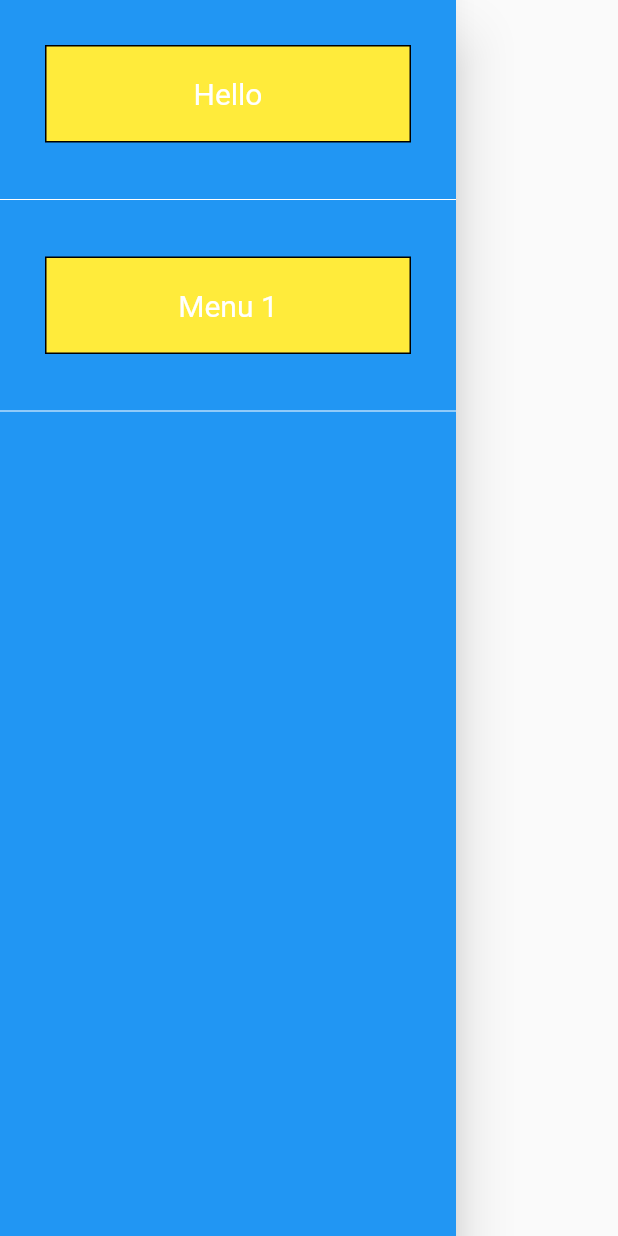
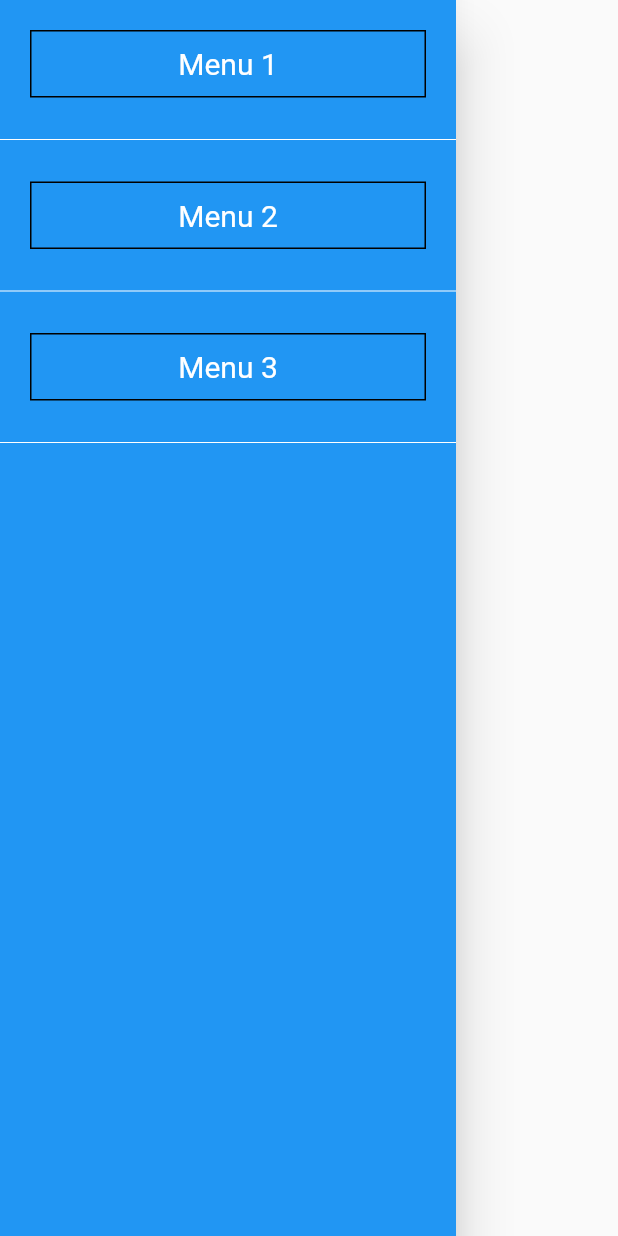
Before and after one commit to seanr89/FlutterEvents, a Flutter app: the MyDrawer widget shown alone on an empty page, opened directly, on a phone screen of 412 x 824 dp. Run offline on Flutter 3.47's test engine with Material 2 defaults, Android fonts, the phone set to English and light mode, and no system bars.

Commit message:
model updates and app drawer

```diff
--- a/eventsclient/lib/main.dart
+++ b/eventsclient/lib/main.dart
@@ -34,7 +34,6 @@ class MyApp extends StatelessWidget {
         ),
         drawer: MyDrawer(),
       ),
-      //home: const MyHomePage(title: 'Flutter Demo Home Page'),
     );
   }
 }
--- a/eventsclient/lib/my_drawer.dart
+++ b/eventsclient/lib/my_drawer.dart
@@ -1,8 +1,8 @@
 import 'package:flutter/material.dart';
 
-/**
- * App Drawer Widget Support
- */
+///
+///App Drawer Widget Support
+///
 class MyDrawer extends StatelessWidget {
   @override
   Widget build(BuildContext context) {
@@ -12,9 +12,11 @@ class MyDrawer extends StatelessWidget {
         child: ListView(
           padding: EdgeInsets.zero,
           children: <Widget>[
-            _buildLabel("Hello"),
+            _buildLabel("Menu 1"),
             _buildDivider(),
-            _buildLabel("Menu 1"),
+            _buildLabel("Menu 2"),
+            _buildDivider(),
+            _buildLabel("Menu 3"),
             _buildDivider(),
           ],
         ),
@@ -22,18 +24,24 @@ class MyDrawer extends StatelessWidget {
     );
   }
 
+  ///
+  ///Simple divider widget to split the navigation items
+  ///
   Divider _buildDivider() {
     return Divider(
       color: Colors.white,
     );
   }
 
+  ///
+  ///Simple label widget to display an item
+  ///
   Widget _buildLabel(String text) {
     return Container(
-        margin: EdgeInsets.all(30),
-        padding: EdgeInsets.all(20),
+        margin: EdgeInsets.all(20),
+        padding: EdgeInsets.all(10),
         decoration: BoxDecoration(
-          color: Colors.yellow,
+          color: Colors.blue,
           border: Border.all(color: Colors.black),
         ),
         child: Text(
--- a/eventsclient/pubspec.yaml
+++ b/eventsclient/pubspec.yaml
@@ -34,6 +34,7 @@ dependencies:
   # The following adds the Cupertino Icons font to your application.
   # Use with the CupertinoIcons class for iOS style icons.
   cupertino_icons: ^1.0.2
+  http: ^0.13.4
 
 dev_dependencies:
   flutter_test:
```
Also changed, not shown: eventsclient/lib/event_model.dart (added, +22 -0 lines), eventsclient/lib/http_service.dart (added, +26 -0 lines), 1 other file.
